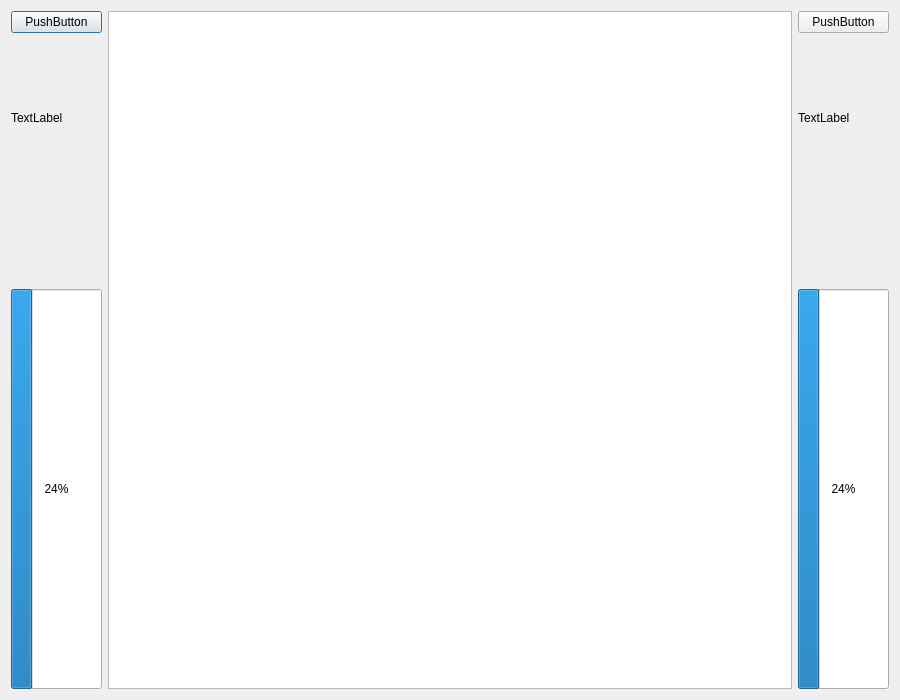
Qt form maze_in_the_space/juego.ui (kumagiri/maze_in_the_space) before a commit.
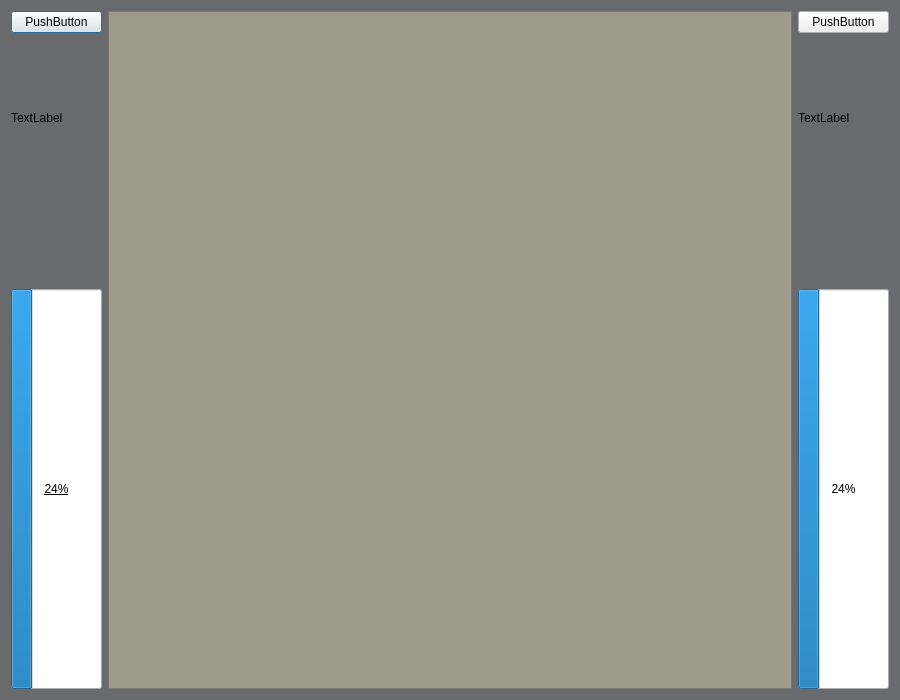
The same form after that commit. Icons and pictures are not drawn.

The edit to the form file:
```diff
--- a/maze_in_the_space/juego.ui
+++ b/maze_in_the_space/juego.ui
@@ -13,6 +13,16 @@
   <property name="windowTitle">
    <string>Dialog</string>
   </property>
+  <property name="styleSheet">
+   <string notr="true">#juego{
+	
+	background-color: rgb(104, 106, 109);
+}
+#graphicsView{
+	
+	background-color: rgb(158, 155, 141);
+}</string>
+  </property>
   <layout class="QGridLayout" name="gridLayout">
    <item row="0" column="0">
     <layout class="QHBoxLayout" name="horizontalLayout">
@@ -74,6 +84,11 @@
            <height>300</height>
           </size>
          </property>
+         <property name="font">
+          <font>
+           <underline>true</underline>
+          </font>
+         </property>
          <property name="value">
           <number>24</number>
          </property>
```
